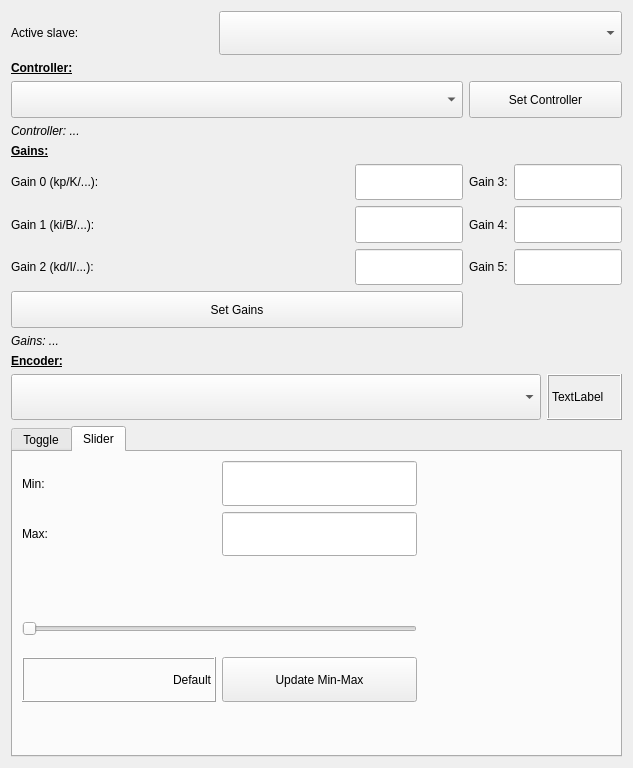
Old version of the form ui/w_control.ui in the repository johnbatzer18/biomech_flexsea-plan.
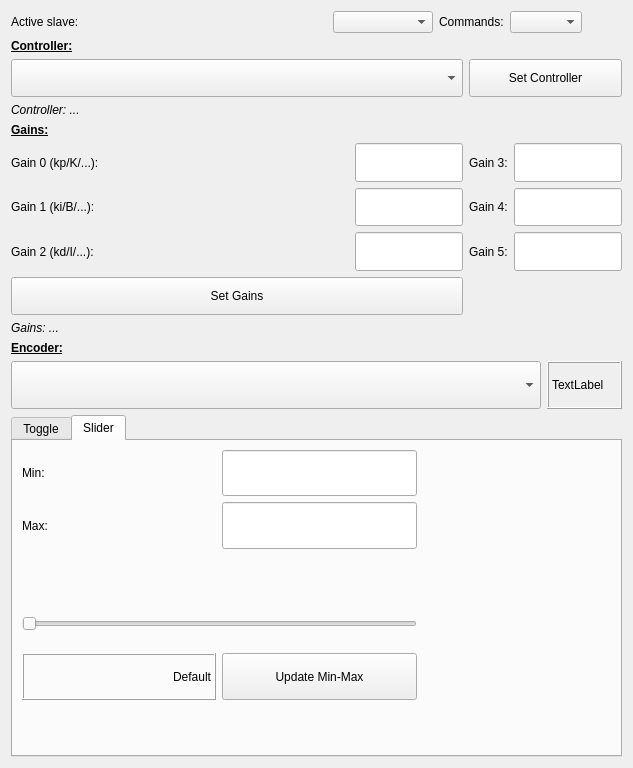
New version of the form.

Commit message: Started integrating ActPack. WiP.

```diff
--- a/ui/w_control.ui
+++ b/ui/w_control.ui
@@ -33,7 +33,14 @@
   </property>
   <layout class="QVBoxLayout" name="verticalLayout" stretch="2,13,3,15">
    <item>
-    <layout class="QGridLayout" name="gridLayout_4" columnstretch="1,2">
+    <layout class="QGridLayout" name="gridLayout_4" columnstretch="1,0,0,0,0">
+     <item row="0" column="2">
+      <widget class="QLabel" name="label_4">
+       <property name="text">
+        <string>Commands:</string>
+       </property>
+      </widget>
+     </item>
      <item row="0" column="1">
       <widget class="QComboBox" name="comboBox_slave">
        <property name="sizePolicy">
@@ -63,6 +70,22 @@
        </property>
       </widget>
      </item>
+     <item row="0" column="3">
+      <widget class="QComboBox" name="comboBoxCmdStyle"/>
+     </item>
+     <item row="0" column="4">
+      <spacer name="horizontalSpacer_2">
+       <property name="orientation">
+        <enum>Qt::Horizontal</enum>
+       </property>
+       <property name="sizeHint" stdset="0">
+        <size>
+         <width>40</width>
+         <height>20</height>
+        </size>
+       </property>
+      </spacer>
+     </item>
     </layout>
    </item>
    <item>
```
The commit also changes 2 other files.
